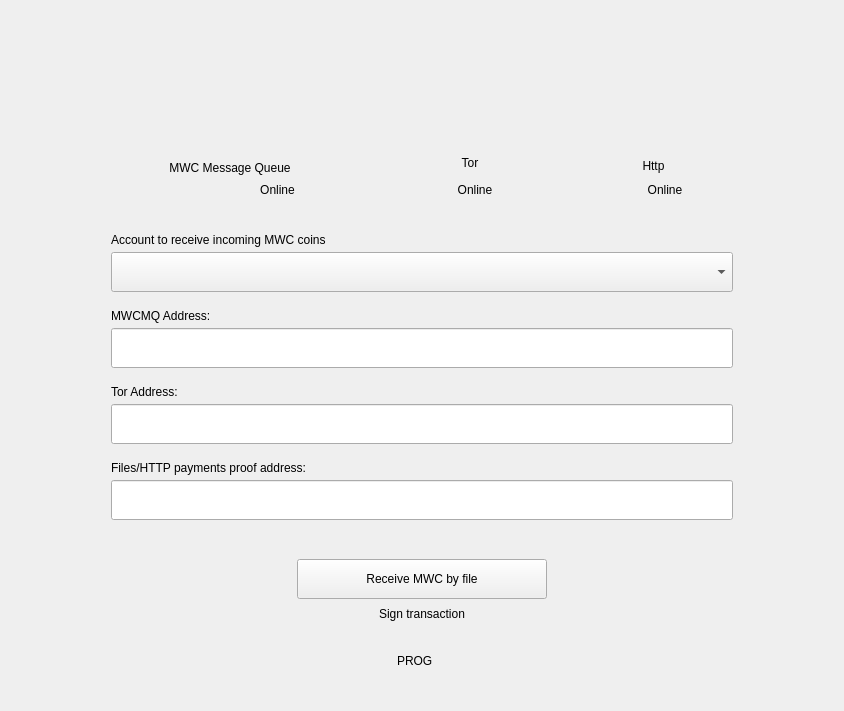
First picture: the form in windows_desktop/e_receive.ui, repository 0xkobe/mwc-wallet, before the edit.
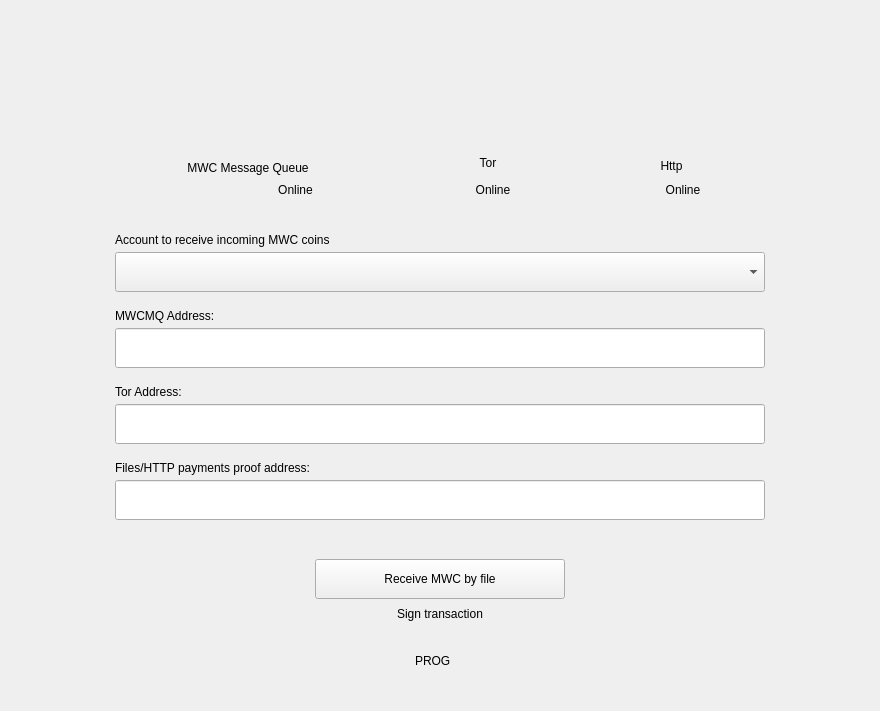
Second picture: the form after the edit. Icons and pictures are not drawn. Custom widgets are drawn as their Qt base class.

Commit message: https://github.com/mwcproject/mwc-qt-wallet/issues/623

```diff
--- a/windows_desktop/e_receive.ui
+++ b/windows_desktop/e_receive.ui
@@ -6,7 +6,7 @@
    <rect>
     <x>0</x>
     <y>0</y>
-    <width>844</width>
+    <width>880</width>
     <height>711</height>
    </rect>
   </property>
@@ -348,7 +348,7 @@
          <widget class="control::MwcLineEditNormal" name="mwcmqAddress">
           <property name="minimumSize">
            <size>
-            <width>600</width>
+            <width>0</width>
             <height>40</height>
            </size>
           </property>
@@ -405,7 +405,7 @@
          <widget class="control::MwcLineEditNormal" name="torAddress">
           <property name="minimumSize">
            <size>
-            <width>600</width>
+            <width>0</width>
             <height>40</height>
            </size>
           </property>
@@ -462,7 +462,7 @@
          <widget class="control::MwcLineEditNormal" name="fileAddress">
           <property name="minimumSize">
            <size>
-            <width>600</width>
+            <width>0</width>
             <height>40</height>
            </size>
           </property>
```
